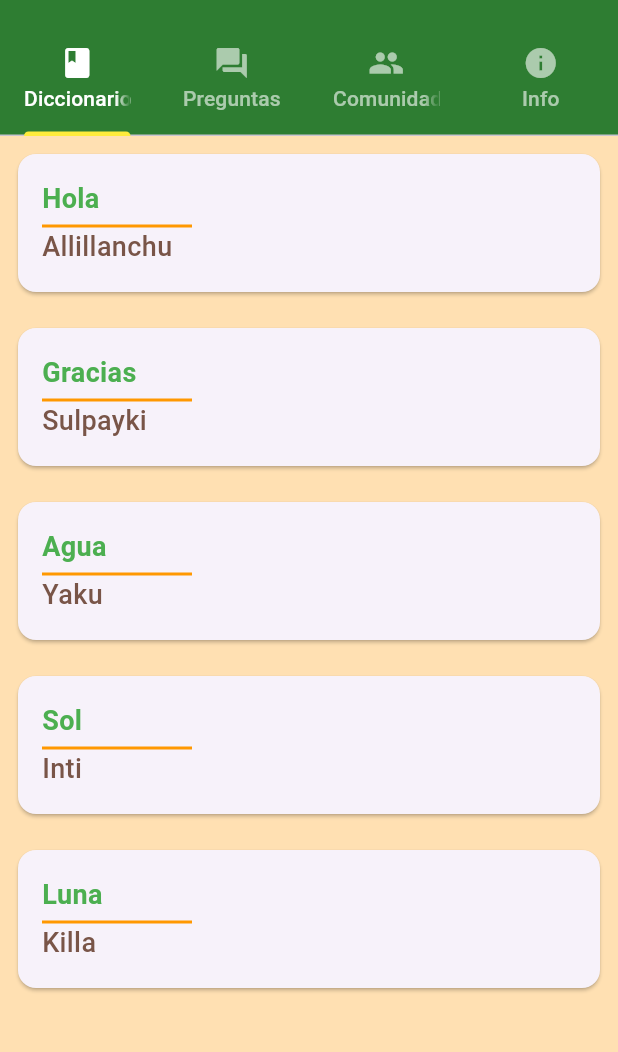
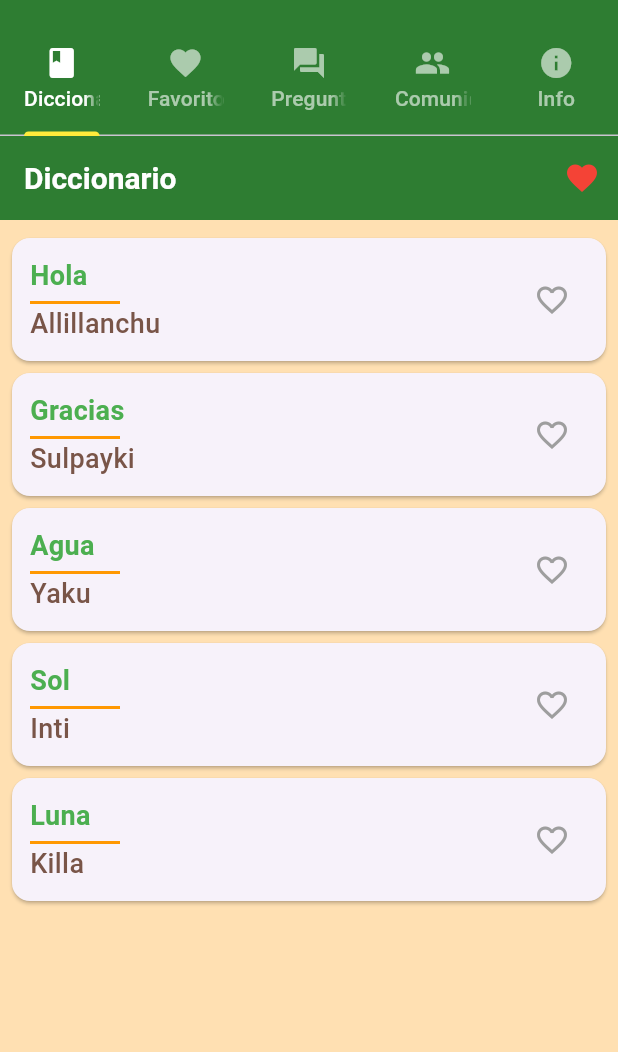
Before and after one commit to Honorio-Morales/AppQCHUI, a Flutter app: the screen it shows after launch, on a phone screen of 412 x 824 dp, the part 59-1111 px from its top. Run offline on Flutter 3.47's test engine with Material 3 defaults, Android fonts, the phone set to English and light mode, and no system bars.

Commit message:
implementacion pestanas de informacion, favoritos, preguntas y la funcionalidad de favoritos

```diff
--- /dev/null
+++ b/4. Desarrollo/AppQCHUI/devtools_options.yaml
@@ -0,0 +1,3 @@
+description: This file stores settings for Dart & Flutter DevTools.
+documentation: https://docs.flutter.dev/tools/devtools/extensions#configure-extension-enablement-states
+extensions:
--- a/4. Desarrollo/AppQCHUI/lib/main.dart
+++ b/4. Desarrollo/AppQCHUI/lib/main.dart
@@ -1,9 +1,13 @@
 import 'package:flutter/material.dart';
 import 'package:AppQCHUI/screens/home_screen.dart';
+import 'package:AppQCHUI/screens/favorites_screen.dart';
+import 'package:AppQCHUI/screens/questions_screen.dart';
+import 'package:AppQCHUI/screens/comunity_screen.dart';
+import 'package:AppQCHUI/screens/info_screen.dart';
 
 void main() {
-  runApp(const TradduchuaApp()); //todo esta mal
-} //hola :v
+  runApp(const TradduchuaApp());
+}
 
 class TradduchuaApp extends StatelessWidget {
   const TradduchuaApp({super.key});
@@ -29,13 +33,30 @@ class TradduchuaApp extends StatelessWidget {
   }
 }
 
-class TradduchuaHome extends StatelessWidget {
+class TradduchuaHome extends StatefulWidget {
   const TradduchuaHome({super.key});
+
+  @override
+  _TradduchuaHomeState createState() => _TradduchuaHomeState();
+}
+
+class _TradduchuaHomeState extends State<TradduchuaHome> {
+  final Set<String> favoritos = {};
+
+  void _toggleFavorite(String palabra) {
+    setState(() {
+      if (favoritos.contains(palabra)) {
+        favoritos.remove(palabra);
+      } else {
+        favoritos.add(palabra);
+      }
+    });
+  }
 
   @override
   Widget build(BuildContext context) {
     return DefaultTabController(
-      length: 4, // 4 pestañas
+      length: 5,
       child: Scaffold(
         appBar: AppBar(
           title: const Text('QCHUI'),
@@ -45,6 +66,7 @@ class TradduchuaHome extends StatelessWidget {
             unselectedLabelColor: Colors.white60,
             tabs: [
               Tab(icon: Icon(Icons.book), text: 'Diccionario'),
+              Tab(icon: Icon(Icons.favorite), text: 'Favoritos'),
               Tab(icon: Icon(Icons.question_answer), text: 'Preguntas'),
               Tab(icon: Icon(Icons.people), text: 'Comunidad'),
               Tab(icon: Icon(Icons.info), text: 'Info'),
@@ -53,10 +75,17 @@ class TradduchuaHome extends StatelessWidget {
         ),
         body: TabBarView(
           children: [
-            HomeScreen(), // Diccionario
-            Center(child: Text("Sección de preguntas")),
-            Center(child: Text("Comunidad")),
-            Center(child: Text("Información oficial sobre QCHUI")),
+            HomeScreen(
+              favoritos: favoritos,
+              onToggleFavorite: _toggleFavorite,
+            ),
+            FavoritesScreen(
+              favoritos: favoritos,
+              onRemoveFavorite: _toggleFavorite,
+            ),
+            QuestionsScreen(),
+            CommunityScreen(),
+            InfoScreen(),
           ],
         ),
       ),
--- /dev/null
+++ b/4. Desarrollo/AppQCHUI/lib/screens/favorites_screen.dart
@@ -0,0 +1,34 @@
+import 'package:flutter/material.dart';
+
+class FavoritesScreen extends StatelessWidget {
+  final Set<String> favoritos;
+  final Function(String) onRemoveFavorite;
+
+  const FavoritesScreen({
+    super.key,
+    required this.favoritos,
+    required this.onRemoveFavorite,
+  });
+
+  @override
+  Widget build(BuildContext context) {
+    return Scaffold(
+      appBar: AppBar(title: const Text("Favoritos")),
+      body: favoritos.isEmpty
+          ? const Center(child: Text("No hay palabras en favoritos"))
+          : ListView.builder(
+              itemCount: favoritos.length,
+              itemBuilder: (context, index) {
+                String palabra = favoritos.elementAt(index);
+                return ListTile(
+                  title: Text(palabra, style: const TextStyle(fontSize: 18)),
+                  trailing: IconButton(
+                    icon: const Icon(Icons.favorite, color: Colors.red),
+                    onPressed: () => onRemoveFavorite(palabra),
+                  ),
+                );
+              },
+            ),
+    );
+  }
+}
--- a/4. Desarrollo/AppQCHUI/lib/screens/home_screen.dart
+++ b/4. Desarrollo/AppQCHUI/lib/screens/home_screen.dart
@@ -1,9 +1,21 @@
 import 'package:flutter/material.dart';
+import 'favorites_screen.dart';
 
-class HomeScreen extends StatelessWidget {
-  HomeScreen({super.key}); //  Se elimina 'const' aquí
+class HomeScreen extends StatefulWidget {
+  final Set<String> favoritos;
+  final Function(String) onToggleFavorite;
 
-  // Lista de palabras en español y su traducción en quechua
+  const HomeScreen({
+    super.key,
+    required this.favoritos,
+    required this.onToggleFavorite,
+  });
+
+  @override
+  _HomeScreenState createState() => _HomeScreenState();
+}
+
+class _HomeScreenState extends State<HomeScreen> {
   final List<Map<String, String>> words = [
     {'espanol': 'Hola', 'quechua': 'Allillanchu'},
     {'espanol': 'Gracias', 'quechua': 'Sulpayki'},
@@ -15,29 +27,41 @@ class HomeScreen extends StatelessWidget {
   @override
   Widget build(BuildContext context) {
     return Scaffold(
+      appBar: AppBar(
+        title: const Text("Diccionario"),
+        actions: [
+          IconButton(
+            icon: const Icon(Icons.favorite, color: Colors.red),
+            onPressed: () {
+              Navigator.push(
+                context,
+                MaterialPageRoute(
+                  builder: (context) => FavoritesScreen(
+                    favoritos: widget.favoritos,
+                    onRemoveFavorite: widget.onToggleFavorite,
+                  ),
+                ),
+              );
+            },
+          ),
+        ],
+      ),
       body: ListView.builder(
+        padding: const EdgeInsets.all(8.0),
         itemCount: words.length,
         itemBuilder: (context, index) {
-          return wordCard(context, words[index]['espanol']!, words[index]['quechua']!);
-        },
-      ),
-    );
-  }
-
-  Widget wordCard(BuildContext context, String espanol, String quechua) {
-    return Padding(
-      padding: const EdgeInsets.all(8.0),
-      child: SizedBox(
-        width: MediaQuery.of(context).size.width,
-        height: 100,
-        child: Card(
+          String espanol = words[index]['espanol']!;
+          String quechua = words[index]['quechua']!;
+          return Card(
+            margin: const EdgeInsets.symmetric(vertical: 4.0),
+            child: Padding(
+              padding: const EdgeInsets.all(12.0),
               child: Row(
-            children: <Widget>[
-              const SizedBox(width: 16),
-              Column(
-                mainAxisAlignment: MainAxisAlignment.center,
+                children: [
+                  Expanded(
+                    child: Column(
                       crossAxisAlignment: CrossAxisAlignment.start,
-                children: <Widget>[
+                      children: [
                         Text(
                           espanol,
                           style: const TextStyle(
@@ -49,7 +73,7 @@ class HomeScreen extends StatelessWidget {
                         const SizedBox(height: 4),
                         Container(
                           height: 2,
-                    width: 100,
+                          width: 60,
                           color: Colors.orange,
                         ),
                         Text(
@@ -62,9 +86,23 @@ class HomeScreen extends StatelessWidget {
                         ),
                       ],
                     ),
+                  ),
+                  IconButton(
+                    icon: Icon(
+                      widget.favoritos.contains(espanol)
+                          ? Icons.favorite
+                          : Icons.favorite_border,
+                      color: widget.favoritos.contains(espanol)
+                          ? Colors.red
+                          : Colors.grey,
+                    ),
+                    onPressed: () => widget.onToggleFavorite(espanol),
+                  ),
                 ],
               ),
             ),
+          );
+        },
       ),
     );
   }
--- a/4. Desarrollo/AppQCHUI/pubspec.yaml
+++ b/4. Desarrollo/AppQCHUI/pubspec.yaml
@@ -30,6 +30,7 @@ environment:
 dependencies:
   flutter:
     sdk: flutter
+  provider: ^6.0.0
 
   # The following adds the Cupertino Icons font to your application.
   # Use with the CupertinoIcons class for iOS style icons.
```
Also changed, not shown: 4. Desarrollo/AppQCHUI/lib/screens/comunity_screen.dart (added, +37 -0 lines), 4. Desarrollo/AppQCHUI/lib/screens/info_screen.dart (added, +56 -0 lines), 4. Desarrollo/AppQCHUI/lib/screens/questions_screen.dart (added, +37 -0 lines), 4. Desarrollo/AppQCHUI/lib/screens/question.dart (deleted), 4. Desarrollo/AppQCHUI/pubspec.lock, 1 other file. Lines whose indentation alone changed are shown as unchanged.
